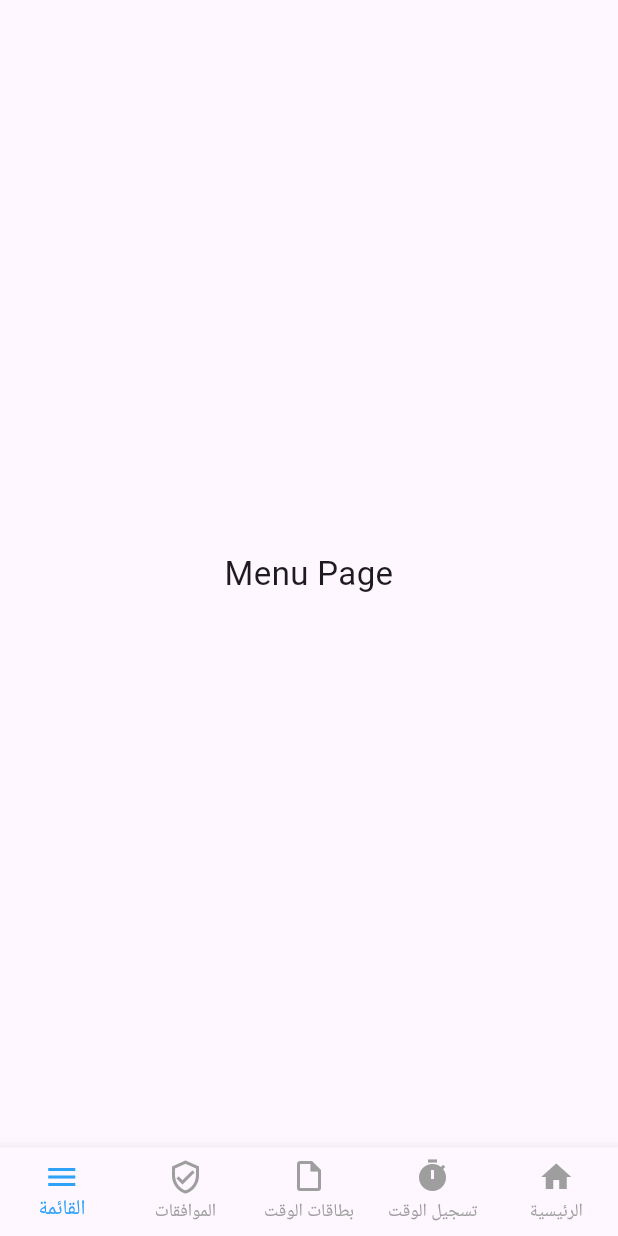
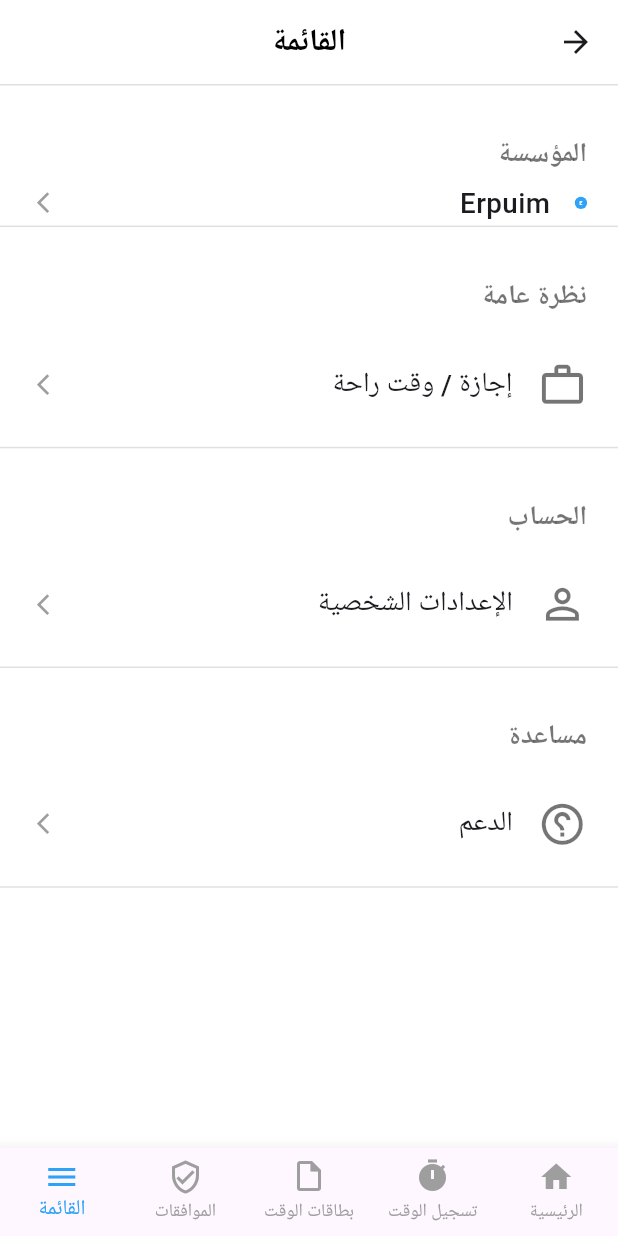
Before and after one commit to talebmhamad/HR_APP, a Flutter app: the MainHomePage screen opened by its route, item 5 of the bottom bar chosen, on a phone screen of 412 x 824 dp. Run offline on Flutter 3.47's test engine with Material 3 defaults, Android fonts, the phone set to English and light mode, and no system bars; our stand-ins replace shared_preferences; accounts and stored records are empty.

```diff
--- a/lib/Pages/login_page.dart
+++ b/lib/Pages/login_page.dart
@@ -87,7 +87,11 @@ class _LoginPageState extends State<LoginPage> {
       if (lang != null) {
         widget.onLocaleChange(Locale(lang));
       }
-
+      await SharedPreferencesHelper.saveRememberMe(
+        rememberMe,
+        _emailController.text,
+        _passwordController.text,
+      );
       // Navigate to home
       // ignore: use_build_context_synchronously
       Navigator.pushReplacementNamed(context, '/home');
--- a/lib/Pages/menu_tab.dart
+++ /dev/null
@@ -1,10 +0,0 @@
-import 'package:flutter/material.dart';
-
-class MenuTab extends StatelessWidget {
-  const MenuTab({super.key});
-
-  @override
-  Widget build(BuildContext context) {
-    return Center(child: Text("Menu Page", style: TextStyle(fontSize: 22)));
-  }
-}
--- /dev/null
+++ b/lib/Widgets/settingitem.dart
@@ -0,0 +1,66 @@
+import 'package:flutter/material.dart';
+
+class SettingItem extends StatelessWidget {
+  final IconData icon;
+  final String title;
+
+  final Widget? destination; // Optional navigation
+  final VoidCallback? onTap; // Optional custom action
+
+  const SettingItem({
+    super.key,
+    required this.icon,
+    required this.title,
+    this.destination,
+    this.onTap,
+  });
+
+  @override
+  Widget build(BuildContext context) {
+    final w = MediaQuery.of(context).size.width;
+    final h = MediaQuery.of(context).size.height;
+
+    return Column(
+      children: [
+        InkWell(
+          onTap: () {
+            if (onTap != null) {
+              onTap!(); // 🔥 Custom tap action
+            } else if (destination != null) {
+              Navigator.push(
+                context,
+                MaterialPageRoute(builder: (_) => destination!), // 🔥 Navigate
+              );
+            }
+          },
+          child: Padding(
+            padding: EdgeInsets.symmetric(
+              vertical: h * 0.03,
+              horizontal: w * 0.05,
+            ),
+            child: Row(
+              children: [
+                Icon(icon, size: w * 0.08, color: Colors.black54),
+                SizedBox(width: w * 0.04),
+                Text(
+                  title,
+                  style: TextStyle(
+                    fontSize: w * 0.045,
+                    fontWeight: FontWeight.w500,
+                  ),
+                ),
+                const Spacer(),
+                Icon(
+                  Icons.arrow_forward_ios,
+                  size: w * 0.04,
+                  color: Colors.grey,
+                ),
+              ],
+            ),
+          ),
+        ),
+        Divider(height: 1, thickness: 1, color: Colors.grey.shade300),
+      ],
+    );
+  }
+}
--- /dev/null
+++ b/lib/Widgets/user_tile.dart
@@ -0,0 +1,73 @@
+import 'package:flutter/material.dart';
+
+class UserTile extends StatelessWidget {
+  final String name;
+  final String initial;
+  final Color color;
+  final Widget destination;
+  final double radius; // You can manually control it
+
+  const UserTile({
+    super.key,
+    required this.name,
+    required this.initial,
+    required this.color,
+    required this.destination,
+    required this.radius,
+  });
+
+  @override
+  Widget build(BuildContext context) {
+    final w = MediaQuery.of(context).size.width;
+
+    return Column(
+      children: [
+        InkWell(
+          onTap: () {
+            Navigator.push(
+              context,
+              MaterialPageRoute(builder: (_) => destination),
+            );
+          },
+          child: Padding(
+            padding: EdgeInsets.symmetric(
+              vertical: radius * 0.4,
+              horizontal: w * 0.05,
+            ),
+            child: Row(
+              children: [
+                CircleAvatar(
+                  radius: radius,
+                  backgroundColor: color,
+                  child: Text(
+                    initial,
+                    style: TextStyle(
+                      color: Colors.white,
+                      fontSize: radius * 0.8,
+                      fontWeight: FontWeight.bold,
+                    ),
+                  ),
+                ),
+                SizedBox(width: w * 0.04),
+                Text(
+                  name,
+                  style: TextStyle(
+                    fontSize: w * 0.045,
+                    fontWeight: FontWeight.w500,
+                  ),
+                ),
+                const Spacer(),
+                Icon(
+                  Icons.arrow_forward_ios,
+                  size: w * 0.04,
+                  color: Colors.grey,
+                ),
+              ],
+            ),
+          ),
+        ),
+        Divider(height: 1, thickness: 1, color: Colors.grey.shade300),
+      ],
+    );
+  }
+}
--- a/lib/l10n/app_localizations.dart
+++ b/lib/l10n/app_localizations.dart
@@ -187,6 +187,14 @@ abstract class AppLocalizations {
   /// In en, this message translates to:
   /// **'Dashboard'**
   String get Dashboard;
+
+  String get menuOrganization;
+  String get menuTimeOff;
+  String get menuOverview;
+  String get menuAccount;
+  String get menuPersonalSettings;
+  String get menuHelp;
+  String get menuSupport;
 }
 
 class _AppLocalizationsDelegate
--- a/lib/l10n/app_localizations_ar.dart
+++ b/lib/l10n/app_localizations_ar.dart
@@ -52,4 +52,25 @@ class AppLocalizationsAr extends AppLocalizations {
 
   @override
   String get Dashboard => 'لوحة التحكم';
+
+  @override
+  String get menuOrganization => 'المؤسسة';
+
+  @override
+  String get menuTimeOff => 'إجازة / وقت راحة';
+
+  @override
+  String get menuOverview => 'نظرة عامة';
+
+  @override
+  String get menuAccount => 'الحساب';
+
+  @override
+  String get menuPersonalSettings => 'الإعدادات الشخصية';
+
+  @override
+  String get menuHelp => 'مساعدة';
+
+  @override
+  String get menuSupport => 'الدعم';
 }
--- a/lib/main.dart
+++ b/lib/main.dart
@@ -7,19 +7,34 @@ import 'package:flutter_application_1/services/sharedpreferenceshelper.dart';
 void main() async {
   WidgetsFlutterBinding.ensureInitialized();
 
+  // Load saved language
   String? savedLang = await SharedPreferencesHelper.loadLanguage();
+
+  // Load remember me data
+  Map<String, dynamic> rememberData =
+      await SharedPreferencesHelper.loadRememberMe();
+  bool remember = rememberData["remember"] ?? false;
+
+  // Decide which page to start with
+  String initialRoute = remember ? '/home' : '/login';
 
   runApp(
     MyApp(
       initialLocale: savedLang != null ? Locale(savedLang) : const Locale('ar'),
+      initialRoute: initialRoute,
     ),
   );
 }
 
 class MyApp extends StatefulWidget {
   final Locale initialLocale;
+  final String initialRoute;
 
-  const MyApp({super.key, required this.initialLocale});
+  const MyApp({
+    super.key,
+    required this.initialLocale,
+    required this.initialRoute,
+  });
 
   @override
   State<MyApp> createState() => _MyAppState();
@@ -49,7 +64,10 @@ class _MyAppState extends State<MyApp> {
       localizationsDelegates: AppLocalizations.localizationsDelegates,
       supportedLocales: AppLocalizations.supportedLocales,
 
-      initialRoute: '/login',
+      home: widget.initialRoute == '/home'
+          ? MainHomePage()
+          : LoginPage(onLocaleChange: setLocale),
+
       routes: {
         '/login': (context) => LoginPage(onLocaleChange: setLocale),
         '/home': (context) => MainHomePage(),
--- a/lib/services/authservice.dart
+++ b/lib/services/authservice.dart
@@ -5,6 +5,7 @@ class ApiService {
   static const String baseUrl = "http://192.168.1.101:53612/api/users";
 
   static Future<bool> login(String email, String password) async {
+    /*
     try {
       final url = Uri.parse('$baseUrl/login');
 
@@ -25,5 +26,7 @@ class ApiService {
     } catch (e) {
       return false;
     }
+*/
+    return true;
   }
 }
--- a/lib/services/sharedpreferenceshelper.dart
+++ b/lib/services/sharedpreferenceshelper.dart
@@ -47,4 +47,10 @@ class SharedPreferencesHelper {
 
     return {"remember": remember, "username": username, "password": password};
   }
+
+  static Future<void> clearAll() async {
+    final prefs = await SharedPreferences.getInstance();
+    // Clears all keys/value pairs stored by the app
+    await prefs.clear();
+  }
 }
--- /dev/null
+++ b/lib/tabs/menu_tab.dart
@@ -0,0 +1,116 @@
+import 'package:flutter/material.dart';
+import 'package:flutter_application_1/constants.dart';
+import 'package:flutter_application_1/l10n/app_localizations.dart';
+import 'package:flutter_application_1/Pages/PersonalSettingsPage.dart';
+
+import '../widgets/SettingItem.dart';
+import '../widgets/user_tile.dart';
+
+class MenuTab extends StatelessWidget {
+  const MenuTab({super.key});
+
+  @override
+  Widget build(BuildContext context) {
+    final h = MediaQuery.of(context).size.height;
+    final w = MediaQuery.of(context).size.width;
+
+    //  All items for the ListView.builder
+    final List<Map<String, dynamic>> menuList = [
+      {
+        "type": "section",
+        "title": AppLocalizations.of(context)!.menuOrganization,
+      },
+      {"type": "user"},
+
+      {"type": "section", "title": AppLocalizations.of(context)!.menuOverview},
+      {
+        "type": "item",
+        "icon": Icons.work_outline,
+        "title": AppLocalizations.of(context)!.menuTimeOff,
+        "dest": const PersonalSettingsPage(),
+      },
+
+      {"type": "section", "title": AppLocalizations.of(context)!.menuAccount},
+      {
+        "type": "item",
+        "icon": Icons.person_outline,
+        "title": AppLocalizations.of(context)!.menuPersonalSettings,
+        "dest": const PersonalSettingsPage(),
+      },
+
+      {"type": "section", "title": AppLocalizations.of(context)!.menuHelp},
+      {
+        "type": "item",
+        "icon": Icons.help_outline,
+        "title": AppLocalizations.of(context)!.menuSupport,
+        "dest": const PersonalSettingsPage(),
+      },
+    ];
+
+    return Scaffold(
+      backgroundColor: Colors.white,
+      appBar: AppBar(
+        title: Text(
+          AppLocalizations.of(context)!.menuMore,
+          style: TextStyle(
+            fontSize: w * 0.05,
+            fontWeight: FontWeight.w600,
+            color: Colors.black,
+          ),
+        ),
+        centerTitle: true,
+        backgroundColor: const Color.fromARGB(255, 255, 255, 255),
+        elevation: 0,
+        bottom: PreferredSize(
+          preferredSize: const Size.fromHeight(1),
+          child: Container(color: Colors.grey.shade300, height: 1),
+        ),
+      ),
+      body: ListView.builder(
+        padding: EdgeInsets.zero,
+        itemCount: menuList.length,
+        itemBuilder: (context, index) {
+          final item = menuList[index];
+
+          // SECTION HEADER
+          if (item["type"] == "section") {
+            return Padding(
+              padding: EdgeInsets.only(
+                bottom: h * 0.005,
+                top: h * 0.04,
+                left: w * 0.05,
+                right: w * 0.05,
+              ),
+              child: Text(
+                item["title"],
+                style: const TextStyle(
+                  color: Colors.black54,
+                  fontSize: 18,
+                  fontWeight: FontWeight.bold,
+                ),
+              ),
+            );
+          }
+
+          // USER TILE
+          if (item["type"] == "user") {
+            return UserTile(
+              name: "Erpuim",
+              initial: "E",
+              color: appBlue,
+              destination: const PersonalSettingsPage(),
+              radius: w * 0.01,
+            );
+          }
+
+          // NORMAL MENU ITEM
+          return SettingItem(
+            icon: item["icon"],
+            title: item["title"],
+            destination: item["dest"],
+          );
+        },
+      ),
+    );
+  }
+}
```
Also changed, not shown: lib/Pages/PersonalSettingsPage.dart (added, +133 -0 lines), lib/Pages/home_tab.dart (deleted, +0 -74 lines), lib/Pages/main_home_page.dart (+5 -5 lines), lib/l10n/app_localizations_en.dart (+20 -0 lines), lib/tabs/home_tab.dart (added, +59 -0 lines), lib/tabs/approvals_tab.dart (renamed from lib/Pages/approvals_tab.dart), lib/tabs/timeclock_tab.dart (renamed from lib/Pages/timeclock_tab.dart), lib/tabs/timesheets_tab.dart (renamed from lib/Pages/timesheets_tab.dart).
